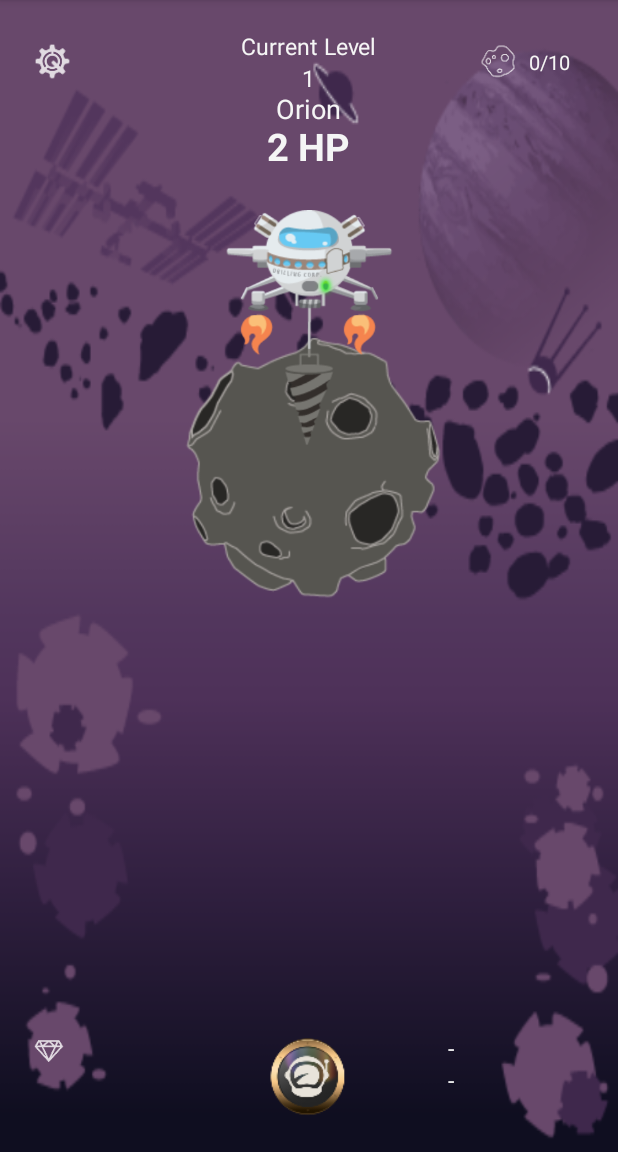
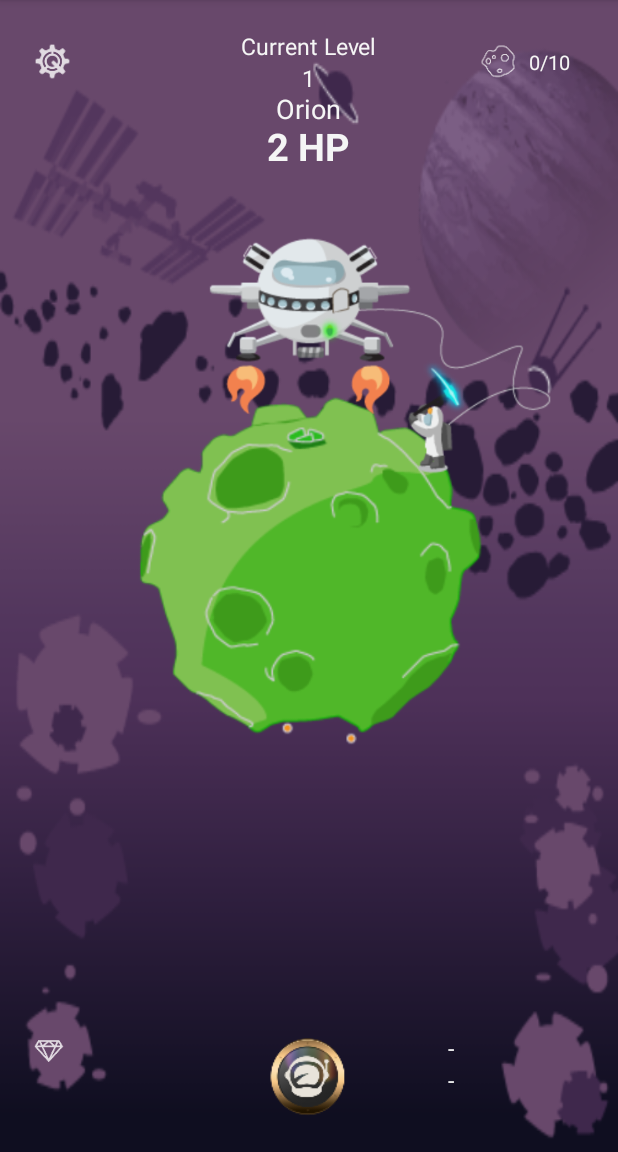
Before and after one commit to adrienLePiou/SpaceMining, an Android app: the screen it shows after launch (MainActivity), on a phone screen of 412 x 824 dp, the part 84-1236 px from its top. Run offline under Robolectric (Android 15) with nearby library versions, the phone set to English and light mode, and no system bars.

Commit message:
MENU FOR THE COSMONAUTS UPGRADE IS OPERATIONAL !!!

```diff
--- a/app/src/main/java/com/alp/android/spacemining/ComonautUpgrade.java
+++ b/app/src/main/java/com/alp/android/spacemining/ComonautUpgrade.java
@@ -156,11 +156,9 @@ public class ComonautUpgrade extends Fragment implements View.OnClickListener {
 
             cosmonaute.setClickDamage(1);
             int clickDmg = cosmonaute.getClickDamage();
-            totalCrystal = totalCrystal - heroCDCost;
             cosmonaute.setCosmonauteLvl(1);
             int heroLvl = cosmonaute.getCosmonauteLvl();
             heroCDCost = (int) Math.floor(heroCDCost * Math.pow(1.07, heroLvl));
-            //displayTotalCrystal(totalCrystal);
             displayNextPuCDCost(heroCDCost);
             displayClickDmg(clickDmg);
 
--- a/app/src/main/java/com/alp/android/spacemining/MainActivity.java
+++ b/app/src/main/java/com/alp/android/spacemining/MainActivity.java
@@ -8,6 +8,7 @@ import android.app.FragmentManager;
 import android.app.FragmentTransaction;
 import android.graphics.Bitmap;
 import android.graphics.BitmapFactory;
+import android.media.Image;
 import android.net.Uri;
 import android.os.Build;
 import android.os.Bundle;
@@ -153,41 +154,6 @@ public class MainActivity extends Activity implements ComonautUpgrade.OnFragment
         }, 1000); // 1 second delay (takes millis)
 
 
-        // add button listener
-        /*button.setOnClickListener(new OnClickListener() {
-
-            @Override
-            public void onClick(View arg0) {
-
-                // custom dialog
-                final Dialog dialog = new Dialog(MainActivity.this);
-                dialog.setContentView(R.layout.cosmonaute_popup);
-                dialog.setTitle("Cosmonaut enhancement.");
-                //dialog.getWindow().getAttributes().y = 400;
-
-                final TextView heroCDCostTxt = (TextView) dialog.findViewById(R.id.pu_cd_cost);
-                heroCDCostTxt.setText(String.valueOf(heroCDCost));
-                Button dialogButton = (Button) dialog.findViewById(R.id.close);
-                // if button is clicked, close the custom dialog
-                dialogButton.setOnClickListener(new OnClickListener() {
-                    @Override
-                    public void onClick(View v) {
-                        dialog.dismiss();
-                    }
-                });
-
-                ImageButton CDButton = (ImageButton) dialog.findViewById(R.id.imageButton1);
-                // if button is clicked, Activate setClickDmg function.
-                CDButton.setOnClickListener(new OnClickListener() {
-                    @Override
-                    public void onClick(View v) {
-                        setClickDmg(findViewById(R.id.LinearCosmonautePopup));
-                    }
-                });
-
-                dialog.show();
-            }
-        });*/
     }
 
 
@@ -214,6 +180,8 @@ public class MainActivity extends Activity implements ComonautUpgrade.OnFragment
         return super.onOptionsItemSelected(item);
     }
 
+    // DISPLAY FUNCTIONS
+
     public void displayCurrentLvl(int lvl){
         TextView currentLvlText = (TextView) findViewById(R.id.currentLvlText);
         currentLvlText.setText(String.valueOf(lvl));
@@ -239,10 +207,20 @@ public class MainActivity extends Activity implements ComonautUpgrade.OnFragment
         totalGoldTxt.setText(String.valueOf(totalCrystal));
     }
 
-    public void displayNextPuCDCost(int heroCDCost){
-        TextView heroCDCostTxt = (TextView) findViewById(R.id.pu_cd_cost);
-        heroCDCostTxt.setText(String.valueOf(heroCDCost));
+    public void displaySpaceshipClick(){
+        ImageView iv = (ImageView) findViewById(R.id.spaceshipView);
+        int resId = getResources().getIdentifier("spaceship_clicked", "drawable", getPackageName());
+        Bitmap bMap = BitmapFactory.decodeResource(getResources(), resId);
+        iv.setImageBitmap(bMap);
     }
+
+    private void displaySpaceship() {
+        ImageView iv = (ImageView) findViewById(R.id.spaceshipView);
+        int resId = getResources().getIdentifier("spaceship", "drawable", getPackageName());
+        Bitmap bMap = BitmapFactory.decodeResource(getResources(), resId);
+        iv.setImageBitmap(bMap);
+    }
+
 
     @TargetApi(Build.VERSION_CODES.JELLY_BEAN)
     public void displayAsteroidStyle(String style){
@@ -252,12 +230,13 @@ public class MainActivity extends Activity implements ComonautUpgrade.OnFragment
         image.setImageBitmap(bMap);
     }
 
+
     public void DPS(){
         asteroidHP = asteroidHP - spaceshipDPS;
     };
 
 
-
+    // VARIABLE DECLARATIONS
 
     asteroid Asteroid = new asteroid();
     Cosmonaute cosmonaute = new Cosmonaute();
@@ -275,6 +254,7 @@ public class MainActivity extends Activity implements ComonautUpgrade.OnFragment
     boolean crit = false;
     int CHRate = cosmonaute.getCritRate();
     int CritDmg = 2;
+    boolean clicked;
 
     // Is it a crit ?
     public boolean isCritical(){
@@ -291,6 +271,13 @@ public class MainActivity extends Activity implements ComonautUpgrade.OnFragment
 
     /* What happens when you click*/
     public void hittingAsteroid(View view){
+        if(!clicked){
+            displaySpaceshipClick();
+            clicked = true;
+        } else {
+            displaySpaceship();
+            clicked = false;
+        }
         isCritical();
         if(crit){
             asteroidHP = asteroidHP - (clickDmg * CritDmg);
@@ -341,6 +328,8 @@ public class MainActivity extends Activity implements ComonautUpgrade.OnFragment
         if(totalCrystal - heroCDCost >= 0){
             fragment.setClickDmg(totalCrystal, heroCDCost, cosmonaute);
             clickDmg = cosmonaute.getClickDamage();
+            totalCrystal = totalCrystal - heroCDCost;
+            displayTotalCrystal(totalCrystal);
 
         } else {
             Toast.makeText(
--- a/app/src/main/java/com/alp/android/spacemining/asteroid.java
+++ b/app/src/main/java/com/alp/android/spacemining/asteroid.java
@@ -20,7 +20,7 @@ public class asteroid {
 
     public String getAsteroidStyle(){
         Random rnd = new Random();
-        int rndInt = rnd.nextInt(5) + 1;
+        int rndInt = rnd.nextInt(4) + 1;
         String designName = "asteroid";
         designName = designName + rndInt;
         return designName;
--- a/app/src/main/res/anim/enter.xml
+++ b/app/src/main/res/anim/enter.xml
@@ -2,14 +2,10 @@
 <set xmlns:android="http://schemas.android.com/apk/res/android"
     android:interpolator="@android:anim/decelerate_interpolator" >
 
-    <scale
-        android:duration="50"
-        android:pivotX="50%"
-        android:pivotY="100%"
-        android:fromXScale="1.0"
-        android:fromYScale="0.0"
-        android:toXScale="1.0"
-        android:toYScale="1.0" />
+    <objectAnimator android:duration="400" android:valueFrom="-800"
+        android:valueTo="0" android:propertyName="y"
+        android:valueType="floatType"
+        xmlns:android="http://schemas.android.com/apk/res/android" />
 
 
 </set>
--- /dev/null
+++ b/app/src/main/res/animator/slide_in.xml
@@ -0,0 +1,5 @@
+<?xml version="1.0" encoding="utf-8"?>
+<objectAnimator android:duration="400" android:valueFrom="800"
+    android:valueTo="0" android:propertyName="y"
+    android:valueType="floatType"
+    xmlns:android="http://schemas.android.com/apk/res/android" />
--- a/app/src/main/res/layout/activity_main.xml
+++ b/app/src/main/res/layout/activity_main.xml
@@ -124,19 +124,19 @@
 
     <ImageView
         android:id="@+id/asteroidView"
-        android:layout_width="180dp"
-        android:layout_height="180dp"
+        android:layout_width="240dp"
+        android:layout_height="240dp"
         android:layout_centerHorizontal="true"
-        android:layout_marginTop="220dp"
+        android:layout_marginTop="260dp"
         />
 
     <ImageView
         android:id="@+id/spaceshipView"
-        android:layout_width="160dp"
-        android:layout_height="160dp"
+        android:layout_width="match_parent"
+        android:layout_height="wrap_content"
         android:layout_centerHorizontal="true"
         android:layout_marginTop="140dp"
-        android:src="@drawable/spaceship_base"
+        android:src="@drawable/spaceship"
         />
 
     <LinearLayout
@@ -204,7 +204,6 @@
                 >
 
                 <TextView
-
                     android:layout_width="wrap_content"
                     android:layout_height="wrap_content"
                     android:text="-"
```
Also changed, not shown: app/src/main/res/drawable/asteroid1.png, app/src/main/res/drawable/asteroid2.png, app/src/main/res/drawable/asteroid3.png, app/src/main/res/drawable/spaceship.png (added), app/src/main/res/drawable/spaceship_clicked.png (added).
